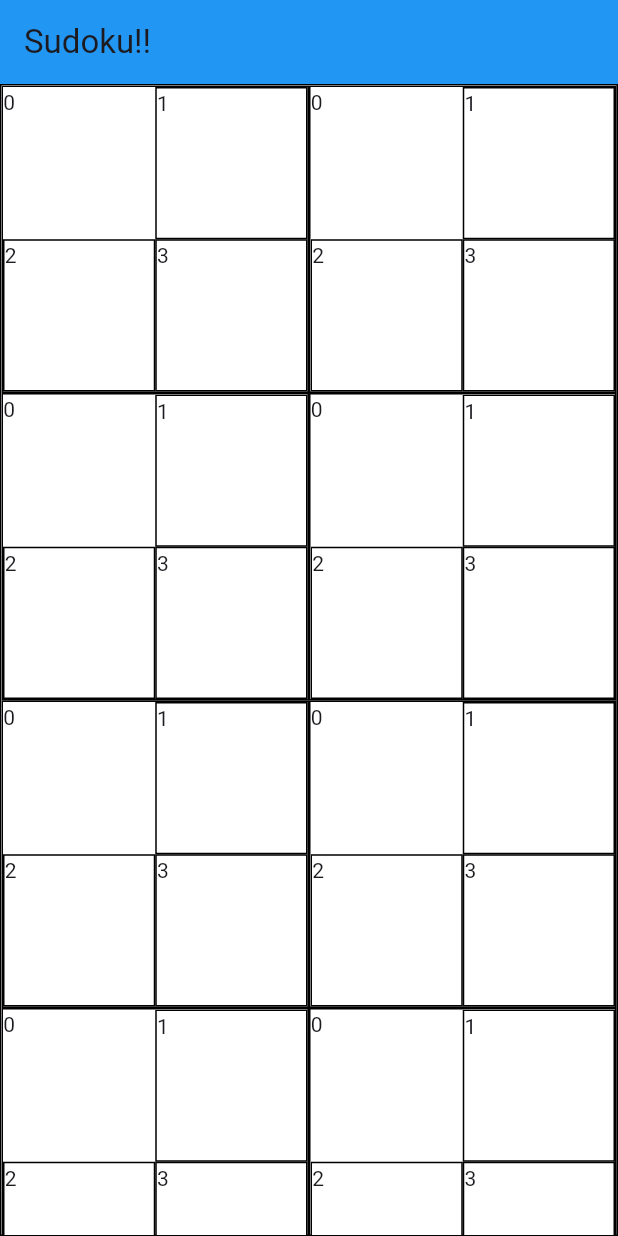
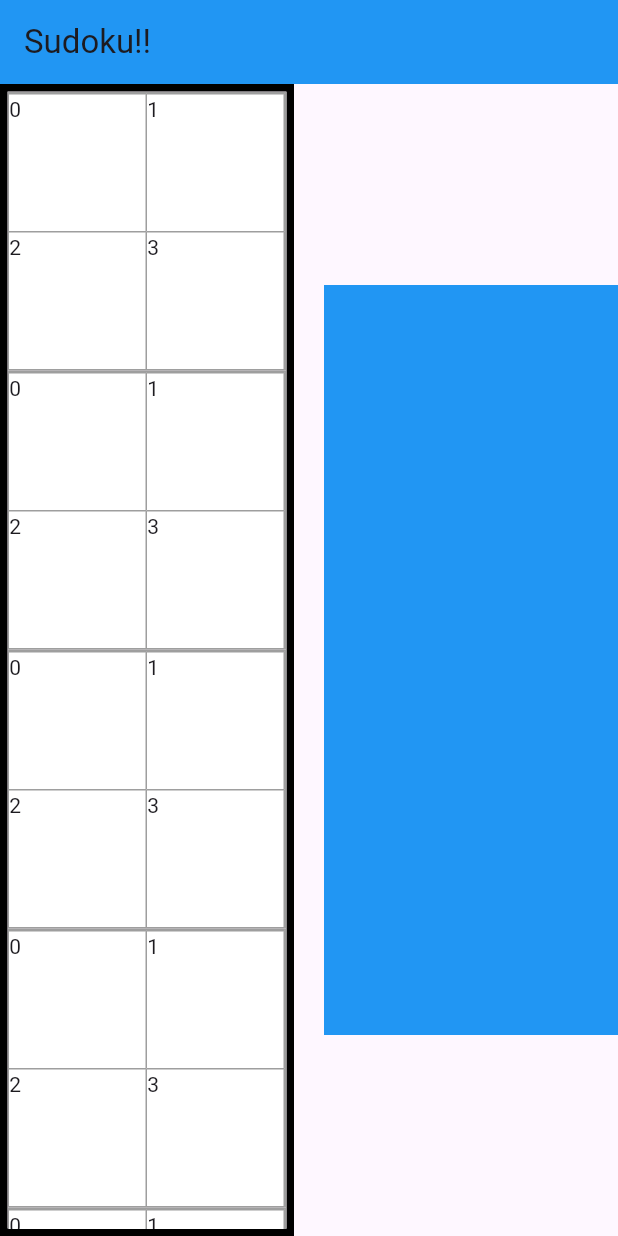
Before and after one commit to ChinNwabu97/project-sudoku, a Flutter app: the screen it shows after launch, on a phone screen of 412 x 824 dp. Run offline on Flutter 3.47's test engine with Material 3 defaults, Android fonts, the phone set to English and light mode, and no system bars.

Commit message:
Border Changes, Placeholder, Centering
I adjusted the border color for the Overall Grid and the inner grids to grey

I created a placeholder where there will later be a keypad for the user to input the sudoku numbers on the board

I centered the Sudoku Board and keypad within a row

```diff
--- a/sudoku/lib/page/home_page/grid.dart
+++ b/sudoku/lib/page/home_page/grid.dart
@@ -3,26 +3,33 @@ import 'package:sudoku/page/home_page/grid_in_grid.dart';
 
 // This Widget creates the outer 3X3 Grid.
 class Grid extends StatelessWidget {
+
   @override
   Widget build(BuildContext context) {
 
     return Container(
       decoration: BoxDecoration(
         border: Border.all(
-          width: 1
-        )
+          width: 5
+        ),
       ),
-      height: 1000,
-      width: 1000,
+      height: 800,
+      width: 800,
       child: GridView.builder(
           gridDelegate: const SliverGridDelegateWithMaxCrossAxisExtent(
-              maxCrossAxisExtent: 1000/3,
+              maxCrossAxisExtent: 800/3,
               crossAxisSpacing: 0,
               mainAxisSpacing: 0,
               childAspectRatio: 1),
           itemCount: 9,
           itemBuilder: (context, i) {
-            return GridInGrid();
+            return Container(
+              decoration: BoxDecoration(
+                border: Border.all(
+                  color: Colors.grey
+                )
+              ),
+              child: GridInGrid());
           }),
     );
   }
--- a/sudoku/lib/page/home_page/grid_in_grid.dart
+++ b/sudoku/lib/page/home_page/grid_in_grid.dart
@@ -9,7 +9,8 @@ class GridInGrid extends StatelessWidget {
     return Container(
       decoration: BoxDecoration(
         border: Border.all(
-          width: 1
+          color: Colors.grey,
+          width: 0
         ),
       ),
       height: 1000/3,
--- a/sudoku/lib/page/home_page/home.dart
+++ b/sudoku/lib/page/home_page/home.dart
@@ -12,7 +12,24 @@ class HomePage extends StatelessWidget {
         title: const Text('Sudoku!!'),
         backgroundColor: Colors.blue,
       ),
-      body: Grid(),
+      body: SizedBox(
+          height: MediaQuery.of(context).size.height,
+          width: MediaQuery.of(context).size.width,
+          child: Row(
+            mainAxisAlignment: MainAxisAlignment.center,
+            crossAxisAlignment: CrossAxisAlignment.center,
+            children: [
+              Flexible(child: Grid()),
+              const SizedBox(width: 20,),
+              Flexible(
+                child: Container(
+                  height: 500,
+                  width: 500,
+                  color: Colors.blue
+                ),
+              )
+            ],
+          )),
     );
   }
 }
--- a/sudoku/lib/page/home_page/sudoku_box.dart
+++ b/sudoku/lib/page/home_page/sudoku_box.dart
@@ -11,19 +11,21 @@ class SudokuBox extends StatelessWidget {
 
   @override
   Widget build(BuildContext context) {
-    if (index == 0 ){
-      return Container(
-      height: 500,
-      width: 500,
-      color: Colors.white,
-      child: Text(index.toString()),
-    );
-    }
+    // if (index == 0 ){
+    //   return Container(
+    //   height: 500,
+    //   width: 500,
+    //   color: Colors.white,
+    //   child: Text(index.toString()),
+    // );
+    // }
     return Container(
-      decoration: BoxDecoration(
+      decoration: const BoxDecoration(
         color: Colors.white,
-        border: Border.all(
-          width: 1
+        border: Border(
+          right: BorderSide(color: Colors.grey),
+          top: BorderSide(color: Colors.grey)
+          // width: 1
         )
       ),
       height: 500,
```
